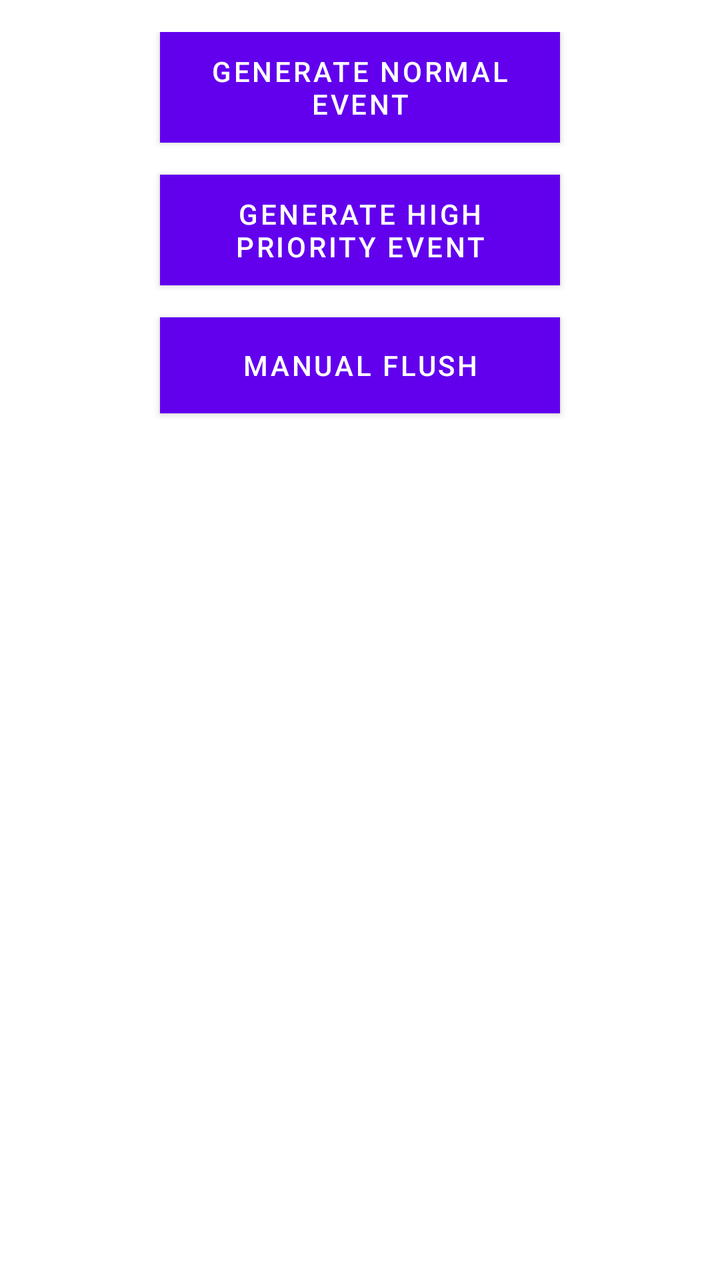
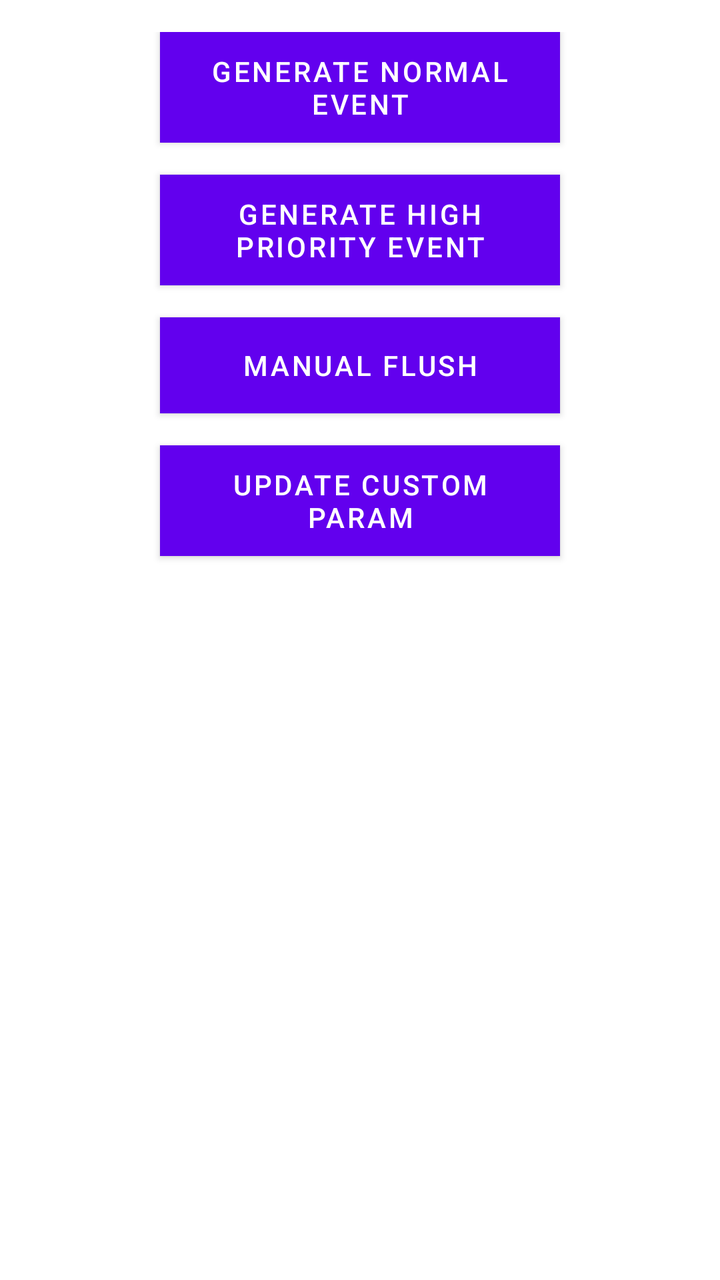

The first picture is an Android layout as it rendered before a commit; the second is the same layout after the commit. The layout source and the unified diff follow.
<!-- AndroidManifest.xml: application theme Theme.AnalyticsDemo -->
<!-- res/layout/activity_test.xml -->
<?xml version="1.0" encoding="utf-8"?>
<LinearLayout xmlns:android="http://schemas.android.com/apk/res/android"
    android:layout_width="match_parent"
    android:layout_height="match_parent"
    android:gravity="center_horizontal"
    android:orientation="vertical"
    android:padding="16dp">

    <Button
        android:id="@+id/button1"
        android:layout_width="200dp"
        android:layout_height="wrap_content"
        android:background="@android:color/holo_red_dark"
        android:text="Generate Normal Event" />

    <Button
        android:id="@+id/button2"
        android:layout_width="200dp"
        android:layout_height="wrap_content"
        android:layout_marginTop="16dp"
        android:background="@android:color/holo_green_dark"
        android:text="Generate High Priority Event" />

    <Button
        android:id="@+id/button3"
        android:layout_width="200dp"
        android:layout_height="wrap_content"
        android:layout_marginTop="16dp"
        android:background="@android:color/holo_blue_dark"
        android:text="Manual Flush" />

</LinearLayout>
<!-- resources referenced by this layout -->
<resources>
  <style name="Theme.AnalyticsDemo" parent="Theme.MaterialComponents.DayNight.DarkActionBar">
          
          <item name="colorPrimary">@color/purple_500</item>
          <item name="colorPrimaryVariant">@color/purple_700</item>
          <item name="colorOnPrimary">@color/white</item>
          
          <item name="colorSecondary">@color/teal_200</item>
          <item name="colorSecondaryVariant">@color/teal_700</item>
          <item name="colorOnSecondary">@color/black</item>
          
          <item name="android:statusBarColor">?attr/colorPrimaryVariant</item>
          
      </style>
  <color name="purple_500">#FF6200EE</color>
  <color name="purple_700">#FF3700B3</color>
  <color name="white">#FFFFFFFF</color>
  <color name="teal_200">#FF03DAC5</color>
  <color name="teal_700">#FF018786</color>
  <color name="black">#FF000000</color>
</resources>

<!-- the commit's change to res/layout/activity_test.xml (unified diff, before → after) -->
@@ -29,4 +29,12 @@
         android:background="@android:color/holo_blue_dark"
         android:text="Manual Flush" />
 
+    <Button
+        android:id="@+id/button4"
+        android:layout_width="200dp"
+        android:layout_height="wrap_content"
+        android:layout_marginTop="16dp"
+        android:background="@android:color/holo_blue_dark"
+        android:text="Update Custom Param" />
+
 </LinearLayout>
